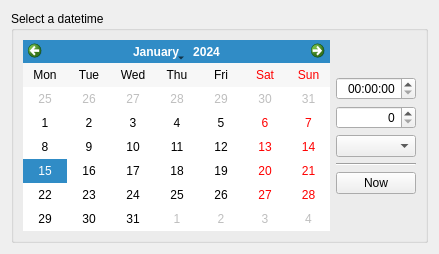
The window that xulpymoney/ui/wdgDatetime.ui (turulomio/xulpymoney) describes before a commit, drawn with Qt 5.
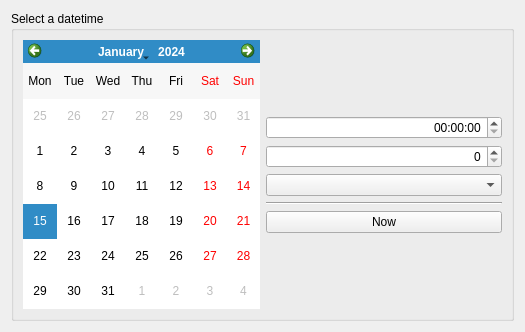
The same window after the commit.

Diff of the .ui file:
```diff
--- a/xulpymoney/ui/wdgDatetime.ui
+++ b/xulpymoney/ui/wdgDatetime.ui
@@ -6,13 +6,25 @@
    <rect>
     <x>0</x>
     <y>0</y>
-    <width>439</width>
-    <height>254</height>
+    <width>525</width>
+    <height>332</height>
    </rect>
   </property>
+  <property name="sizePolicy">
+   <sizepolicy hsizetype="MinimumExpanding" vsizetype="Preferred">
+    <horstretch>0</horstretch>
+    <verstretch>0</verstretch>
+   </sizepolicy>
+  </property>
   <layout class="QHBoxLayout" name="horizontalLayout">
    <item>
     <widget class="QGroupBox" name="grp">
+     <property name="sizePolicy">
+      <sizepolicy hsizetype="MinimumExpanding" vsizetype="Preferred">
+       <horstretch>0</horstretch>
+       <verstretch>0</verstretch>
+      </sizepolicy>
+     </property>
      <property name="title">
       <string>Select a datetime</string>
      </property>
@@ -21,6 +33,12 @@
        <layout class="QHBoxLayout" name="horizontalLayout_2">
         <item>
          <widget class="QCalendarWidget" name="teDate">
+          <property name="sizePolicy">
+           <sizepolicy hsizetype="MinimumExpanding" vsizetype="Preferred">
+            <horstretch>0</horstretch>
+            <verstretch>0</verstretch>
+           </sizepolicy>
+          </property>
           <property name="firstDayOfWeek">
            <enum>Qt::Monday</enum>
           </property>
@@ -48,6 +66,12 @@
            <layout class="QVBoxLayout" name="verticalLayout">
             <item>
              <widget class="QTimeEdit" name="teTime">
+              <property name="sizePolicy">
+               <sizepolicy hsizetype="MinimumExpanding" vsizetype="Fixed">
+                <horstretch>0</horstretch>
+                <verstretch>0</verstretch>
+               </sizepolicy>
+              </property>
               <property name="toolTip">
                <string>Select a time</string>
               </property>
@@ -61,6 +85,12 @@
             </item>
             <item>
              <widget class="QSpinBox" name="teMicroseconds">
+              <property name="sizePolicy">
+               <sizepolicy hsizetype="MinimumExpanding" vsizetype="Fixed">
+                <horstretch>0</horstretch>
+                <verstretch>0</verstretch>
+               </sizepolicy>
+              </property>
               <property name="toolTip">
                <string>Select microseconds</string>
               </property>
@@ -73,7 +103,14 @@
              </widget>
             </item>
             <item>
-             <widget class="QComboBox" name="cmbZone"/>
+             <widget class="QComboBox" name="cmbZone">
+              <property name="sizePolicy">
+               <sizepolicy hsizetype="MinimumExpanding" vsizetype="Fixed">
+                <horstretch>0</horstretch>
+                <verstretch>0</verstretch>
+               </sizepolicy>
+              </property>
+             </widget>
             </item>
            </layout>
           </item>
@@ -86,6 +123,12 @@
           </item>
           <item>
            <widget class="QPushButton" name="cmdNow">
+            <property name="sizePolicy">
+             <sizepolicy hsizetype="MinimumExpanding" vsizetype="Fixed">
+              <horstretch>0</horstretch>
+              <verstretch>0</verstretch>
+             </sizepolicy>
+            </property>
             <property name="toolTip">
              <string>Set current time</string>
             </property>
```
